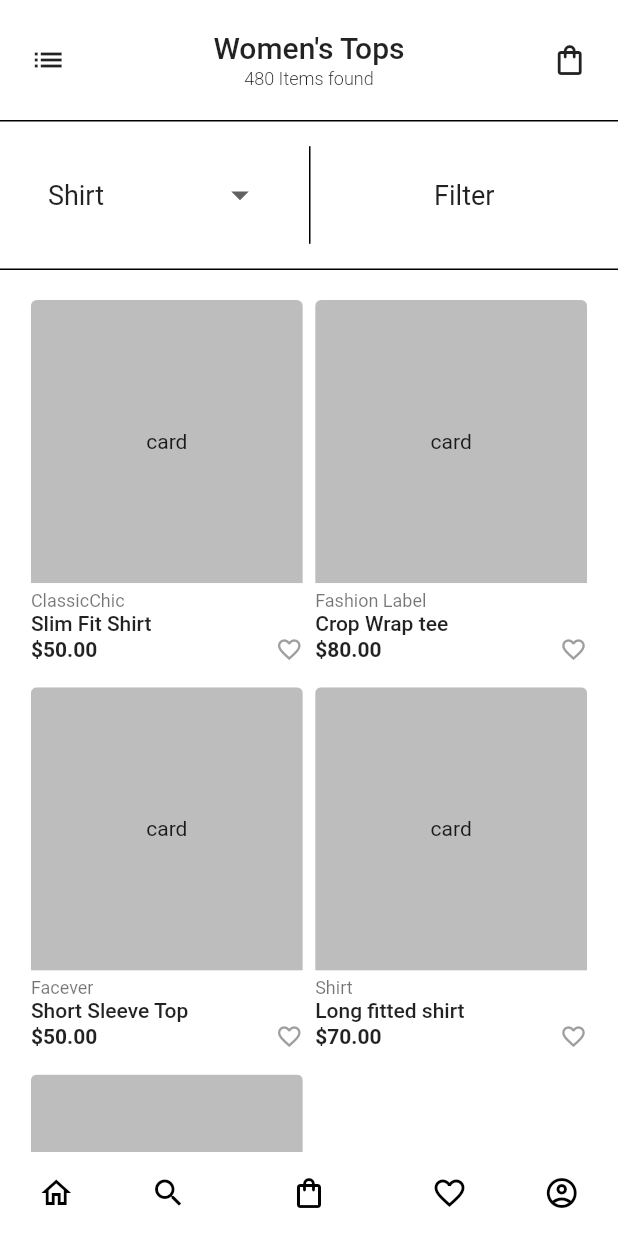
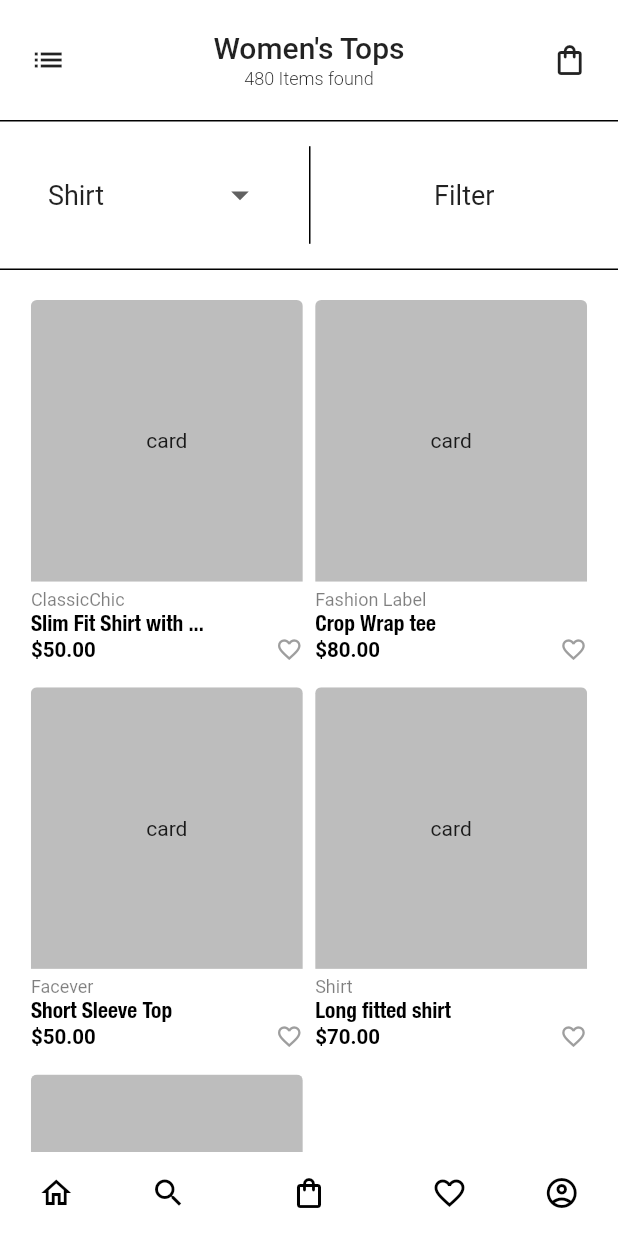
Before and after one commit to DalexisValencia/women-shop, a Flutter app: the screen it shows after launch, on a phone screen of 412 x 824 dp. Run offline on Flutter 3.47's test engine with Material 2 defaults, Android fonts, the phone set to English and light mode, and no system bars; our stand-ins replace bloc, carousel_slider, flutter_bloc, video_player; Roboto replaces fonts that are missing (Noto).

Commit message:
Probando fuentes. Separando estilos

```diff
--- a/lib/constants/conts.dart
+++ b/lib/constants/conts.dart
@@ -1,4 +1,5 @@
 import 'package:flutter/cupertino.dart';
 
 const Color primaryColor = Color(0xffb74093);
+const Color secondaryColor = Color(0xff000000);
 const double pHorizontally = 0.02; //horizontally padding
--- a/lib/lists/products.dart
+++ b/lib/lists/products.dart
@@ -4,7 +4,7 @@ import 'package:women_shop/models/productsModel.dart';
 
 List<ProductsModel> products = [
   ProductsModel(
-    name: 'Slim Fit Shirt',
+    name: 'Slim Fit Shirt with a longer title',
     type: categories[1],
     image: '',
     loadedColor: Colors.red,
--- a/lib/main.dart
+++ b/lib/main.dart
@@ -17,6 +17,7 @@ class MyApp extends StatelessWidget {
         primarySwatch: Colors.blue,
         visualDensity: VisualDensity.adaptivePlatformDensity,
         accentColor: Colors.black,
+        fontFamily: 'Noto',
       ),
       debugShowCheckedModeBanner: false,
       home: MainScreen(),
--- a/lib/screens/stock/product/product__card.dart
+++ b/lib/screens/stock/product/product__card.dart
@@ -1,5 +1,6 @@
 import 'package:flutter/material.dart';
 import 'package:women_shop/models/productsModel.dart';
+import 'package:women_shop/styles/stockCard.dart';
 
 class ProductCard extends StatelessWidget {
   final ProductsModel product;
@@ -33,14 +34,21 @@ class ProductCard extends StatelessWidget {
                 Text(
                   // "Fashion Label",
                   product.type.name,
-                  style: Theme.of(context).textTheme.caption,
+                  style: StockCardTextStyle.cardTag(context),
                 ),
-                Text(
-                  // "name",
-                  product.name,
-                  style: Theme.of(context).textTheme.bodyText1.copyWith(
-                        fontWeight: FontWeight.w500,
-                      ),
+                FittedBox(
+                  fit: BoxFit.fitHeight,
+                  child: Text(
+                    // "name",
+                    product.name.length >= 34
+                        ? product.name.replaceRange(
+                            20,
+                            product.name.length,
+                            '...',
+                          )
+                        : product.name,
+                    style: StockCardTextStyle.cardName(context),
+                  ),
                 ),
                 Row(
                   mainAxisAlignment: MainAxisAlignment.spaceBetween,
@@ -48,9 +56,7 @@ class ProductCard extends StatelessWidget {
                     Text(
                       // "\$ 50.00",
                       "\$${product.price}",
-                      style: Theme.of(context).textTheme.bodyText1.copyWith(
-                            fontWeight: FontWeight.bold,
-                          ),
+                      style: StockCardTextStyle.cardPrice(context),
                     ),
                     Icon(
                       Icons.favorite_border,
--- /dev/null
+++ b/lib/styles/stockCard.dart
@@ -0,0 +1,28 @@
+import 'package:flutter/cupertino.dart';
+import 'package:flutter/material.dart';
+import 'package:women_shop/constants/conts.dart';
+
+class StockCardTextStyle {
+  static TextStyle cardTag(BuildContext context) {
+    return Theme.of(context).textTheme.caption.copyWith(
+          color: secondaryColor.withOpacity(0.5),
+        );
+  }
+
+  static TextStyle cardName(BuildContext context) {
+    return Theme.of(context).textTheme.bodyText1.copyWith(
+          fontWeight: FontWeight.bold,
+          fontSize: 14.3,
+          color: secondaryColor,
+          fontFamily: 'Helvetica',
+        );
+  }
+
+  static TextStyle cardPrice(BuildContext context) {
+    return Theme.of(context).textTheme.bodyText1.copyWith(
+          fontWeight: FontWeight.bold,
+          fontSize: 13.7,
+          color: secondaryColor,
+        );
+  }
+}
```
Also changed, not shown: pubspec.yaml (+12 -12 lines), fonts/HelveticaLTStd.otf (added), fonts/HelveticaNeue.ttf (added), 2 other files.
